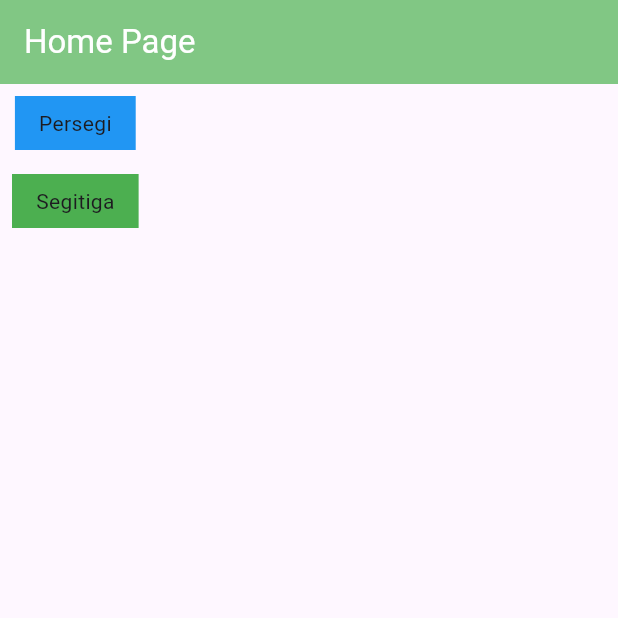
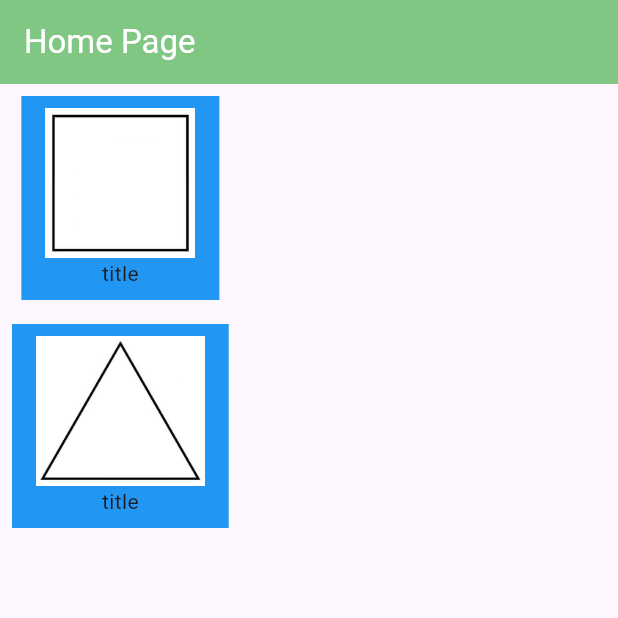
Before and after one commit to dkardiansyah/bangun_datar, a Flutter app: the screen it shows after launch, on a phone screen of 412 x 824 dp, the top half of it. Run offline on Flutter 3.47's test engine with Material 2 defaults, Android fonts, the light colour scheme and no system bars.

Commit message:
custom component

```diff
--- a/lib/pages/home_page.dart
+++ b/lib/pages/home_page.dart
@@ -15,24 +15,39 @@ class HomePage extends StatelessWidget {
       ),
       body: Column(
         children: [
-          Container(
-            margin: EdgeInsets.all(8),
-            padding: EdgeInsets.symmetric(vertical: 8,horizontal: 16),
-            decoration: BoxDecoration(
-              color: Colors.blue
-            ),
-            child: Text("Persegi"),
-          ),
-          Container(
-            margin: EdgeInsets.all(8),
-          padding: EdgeInsets.symmetric(vertical: 8,horizontal: 16),
-          decoration: BoxDecoration(
-              color: Colors.green
-          ),
-          child: Text("Segitiga")
-          ),
+          CustomMenu(imageAssets: "assets/persegi.jpg", title: "persegi"),
+          CustomMenu(imageAssets: "assets/segitiga.jpg", title: "segitiga"),
         ],
       ),
     );
   }
 }
+
+class CustomMenu extends StatelessWidget {
+  const CustomMenu({
+    super.key,
+    required this.imageAssets,
+    required this.title,
+  });
+
+  final String imageAssets;
+  final String title;
+
+  @override
+  Widget build(BuildContext context) {
+    return Container(
+      margin: EdgeInsets.all(8),
+      padding: EdgeInsets.symmetric(vertical: 8, horizontal: 16),
+      decoration: BoxDecoration(color: Colors.blue),
+      child: Column(
+        children: [
+          Image.asset(
+            imageAssets,
+            height: 100,
+          ),
+          Text("title"),
+        ],
+      ),
+    );
+  }
+}
--- a/pubspec.yaml
+++ b/pubspec.yaml
@@ -59,8 +59,8 @@ flutter:
   uses-material-design: true
 
   # To add assets to your application, add an assets section, like this:
-  # assets:
-  #   - images/a_dot_burr.jpeg
+  assets:
+    - assets/
   #   - images/a_dot_ham.jpeg
 
   # An image asset can refer to one or more resolution-specific "variants", see
```
Also changed, not shown: assets/persegi.jpg (added), assets/segitiga.jpg (added), assets/trapesium.jpg (added).
